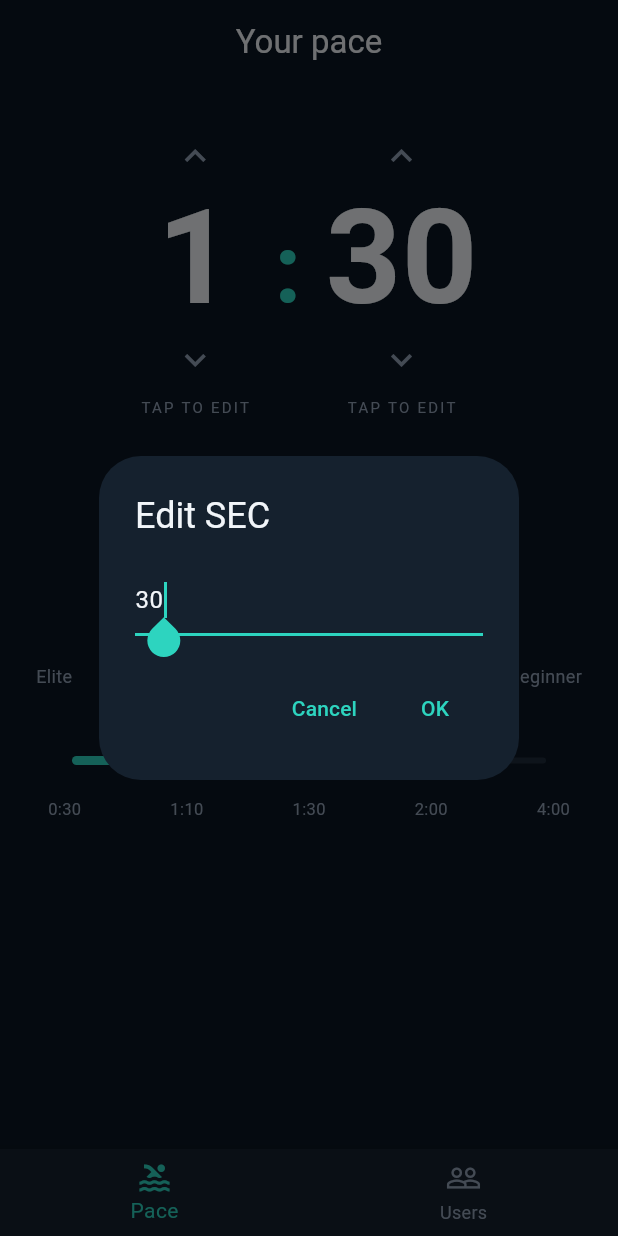
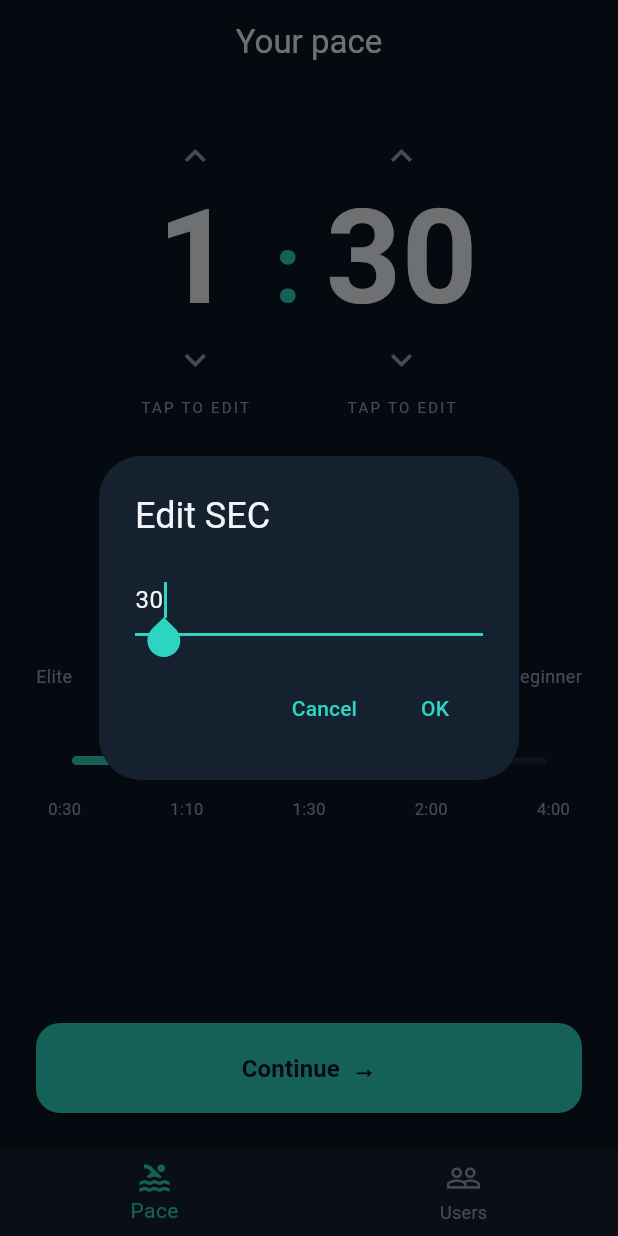
Before and after one commit to Towikk01/swim-test-task, a Flutter app: the screen it shows after launch, after a tap on the "keyboard arrow up" icon, after a tap on the "keyboard arrow down" icon, after a tap on "30", on a phone screen of 412 x 824 dp. Run offline on Flutter 3.47's test engine with Material 3 defaults, Android fonts, the phone set to English and light mode, and no system bars; our stand-ins replace dio, equatable, flutter_bloc, get_it, stream_transform; network calls fail.

Commit message:
feat(pace): submit pace via debounced POST with loading and error states

```diff
--- /dev/null
+++ b/lib/core/di/service_locator.dart
@@ -0,0 +1,16 @@
+import 'package:dio/dio.dart';
+import 'package:get_it/get_it.dart';
+
+import '../../features/pace/data/pace_repository.dart';
+import '../network/dio_client.dart';
+
+final getIt = GetIt.instance;
+
+/// Registers stateless, app-wide services (networking, repositories).
+/// Blocs are intentionally NOT registered here — they live in the widget
+/// tree via BlocProvider so their lifecycle (close()) is handled correctly.
+void setupServiceLocator() {
+  getIt
+    ..registerLazySingleton<Dio>(createDio)
+    ..registerLazySingleton<PaceRepository>(() => PaceRepository(getIt<Dio>()));
+}
--- /dev/null
+++ b/lib/core/network/dio_client.dart
@@ -0,0 +1,13 @@
+import 'package:dio/dio.dart';
+
+/// Single configured Dio instance for the app.
+Dio createDio() {
+  return Dio(
+    BaseOptions(
+      baseUrl: 'https://jsonplaceholder.typicode.com',
+      connectTimeout: const Duration(seconds: 10),
+      receiveTimeout: const Duration(seconds: 10),
+      headers: {'Content-Type': 'application/json'},
+    ),
+  );
+}
--- /dev/null
+++ b/lib/features/pace/data/pace_repository.dart
@@ -0,0 +1,17 @@
+import 'package:dio/dio.dart';
+
+/// Sends the selected pace to the backend.
+class PaceRepository {
+  PaceRepository(this._dio);
+
+  final Dio _dio;
+
+  /// POST /posts with body `{ "pace_seconds": ... }`.
+  /// Throws [DioException] on any network/HTTP failure.
+  Future<void> submitPace(int paceSeconds) async {
+    await _dio.post<void>(
+      '/posts',
+      data: {'pace_seconds': paceSeconds},
+    );
+  }
+}
--- a/lib/features/pace/presentation/bloc/pace_bloc.dart
+++ b/lib/features/pace/presentation/bloc/pace_bloc.dart
@@ -1,16 +1,27 @@
 import 'package:equatable/equatable.dart';
 import 'package:flutter_bloc/flutter_bloc.dart';
+import 'package:stream_transform/stream_transform.dart';
+import 'package:test_task_swim/features/pace/data/pace_repository.dart';
 import 'package:test_task_swim/features/pace/domain/pace_range.dart';
 import 'package:test_task_swim/features/pace/domain/swimmer_level.dart';
 
 part "pace_event.dart";
 part "pace_state.dart";
 
+EventTransformer<E> _debounce<E>(Duration d) =>
+    (events, mapper) => events.debounce(d).switchMap(mapper);
+
 class PaceBloc extends Bloc<PaceEvent, PaceState> {
-  PaceBloc() : super(const PaceState(totalSeconds: PaceRange.defaultSeconds)) {
+  final PaceRepository _repository;
+  PaceBloc(this._repository)
+    : super(const PaceState(totalSeconds: PaceRange.defaultSeconds)) {
     on<PaceTotalChanged>(_onTotalChanged);
     on<PaceMinutesEntered>(_onMinutesEntered);
     on<PaceSecondsEntered>(_onSecondsEntered);
+    on<PaceSubmitted>(
+      _onSubmitted,
+      transformer: _debounce(const Duration(milliseconds: 500)),
+    );
   }
 
   void _emitClamped(Emitter<PaceState> emit, int seconds) {
@@ -20,14 +31,32 @@ class PaceBloc extends Bloc<PaceEvent, PaceState> {
 
   void _onTotalChanged(PaceTotalChanged e, Emitter<PaceState> emit) {
     _emitClamped(emit, e.totalSeconds);
+    add(const PaceSubmitted()); // ← только в валидной ветке
   }
 
   void _onSecondsEntered(PaceSecondsEntered e, Emitter<PaceState> emit) {
     if (e.seconds < 0 || e.seconds > 59) return;
     _emitClamped(emit, state.minutes * 60 + e.seconds);
+    add(const PaceSubmitted()); // ← только в валидной ветке
   }
 
   void _onMinutesEntered(PaceMinutesEntered e, Emitter<PaceState> emit) {
     _emitClamped(emit, e.minutes * 60 + state.seconds);
+    add(const PaceSubmitted()); // ← только в валидной ветке
+  }
+
+  Future<void> _onSubmitted(PaceSubmitted e, Emitter<PaceState> emit) async {
+    emit(state.copyWith(status: PaceSubmitStatus.loading));
+    try {
+      await _repository.submitPace(state.totalSeconds);
+      emit(state.copyWith(status: PaceSubmitStatus.success));
+    } catch (_) {
+      emit(
+        state.copyWith(
+          status: PaceSubmitStatus.failure,
+          error: 'Failed to save pace. Check your connection.',
+        ),
+      );
+    }
   }
 }
--- a/lib/features/pace/presentation/bloc/pace_event.dart
+++ b/lib/features/pace/presentation/bloc/pace_event.dart
@@ -14,6 +14,10 @@ class PaceTotalChanged extends PaceEvent {
   List<Object?> get props => [totalSeconds];
 }
 
+class PaceSubmitted extends PaceEvent {
+  const PaceSubmitted();
+}
+
 class PaceMinutesEntered extends PaceEvent {
   const PaceMinutesEntered(this.minutes);
   final int minutes;
--- a/lib/features/pace/presentation/bloc/pace_state.dart
+++ b/lib/features/pace/presentation/bloc/pace_state.dart
@@ -1,23 +1,34 @@
 part of 'pace_bloc.dart';
 
-
-
-
+enum PaceSubmitStatus { idle, loading, success, failure }
 
 class PaceState extends Equatable {
-  const PaceState({required this.totalSeconds});
+  const PaceState({
+    required this.totalSeconds,
+    this.status = PaceSubmitStatus.idle,
+    this.error,
+  });
 
-  /// Currently selected pace, in seconds (always within [PaceRange]).
   final int totalSeconds;
+  final PaceSubmitStatus status;
+  final String? error;
 
   int get minutes => totalSeconds ~/ 60;
   int get seconds => totalSeconds % 60;
   SwimmerLevel get level => SwimmerLevel.fromSeconds(totalSeconds);
 
-  PaceState copyWith({int? totalSeconds}) {
-    return PaceState(totalSeconds: totalSeconds ?? this.totalSeconds);
+  PaceState copyWith({
+    int? totalSeconds,
+    PaceSubmitStatus? status,
+    String? error,
+  }) {
+    return PaceState(
+      totalSeconds: totalSeconds ?? this.totalSeconds,
+      status: status ?? this.status,
+      error: error ?? this.error,
+    );
   }
 
   @override
-  List<Object?> get props => [totalSeconds];
+  List<Object?> get props => [totalSeconds, status, error];
 }
--- a/lib/features/pace/presentation/view/pace_screen.dart
+++ b/lib/features/pace/presentation/view/pace_screen.dart
@@ -1,19 +1,22 @@
 import 'package:flutter/material.dart';
 import 'package:flutter_bloc/flutter_bloc.dart';
+import 'package:test_task_swim/core/di/service_locator.dart';
+import 'package:test_task_swim/core/theme/app_theme.dart';
+import 'package:test_task_swim/features/pace/data/pace_repository.dart';
 import 'package:test_task_swim/features/pace/presentation/bloc/pace_bloc.dart';
 import 'package:test_task_swim/features/pace/presentation/widgets/caption.dart';
 import 'package:test_task_swim/features/pace/presentation/widgets/level_badge.dart';
 import 'package:test_task_swim/features/pace/presentation/widgets/pace_display.dart';
 import 'package:test_task_swim/features/pace/presentation/widgets/pace_slider.dart';
+import 'package:test_task_swim/features/pace/presentation/widgets/swimmer_level_color.dart';
 
-/// Placeholder — the pace selector UI is implemented in a later commit.
 class PaceScreen extends StatelessWidget {
   const PaceScreen({super.key});
 
   @override
   Widget build(BuildContext context) {
     return BlocProvider(
-      create: (context) => PaceBloc(),
+      create: (context) => PaceBloc(getIt<PaceRepository>()),
       child: const PaceView(),
     );
   }
@@ -26,7 +29,60 @@ class PaceView extends StatelessWidget {
   Widget build(BuildContext context) {
     return Scaffold(
       appBar: AppBar(title: const Text('Your pace')),
-      body: BlocBuilder<PaceBloc, PaceState>(
+      bottomNavigationBar: BlocBuilder<PaceBloc, PaceState>(
+        builder: (context, state) {
+          return Padding(
+            padding: const EdgeInsets.all(24.0),
+            child: SizedBox(
+              width: double.infinity,
+              child: TweenAnimationBuilder<Color?>(
+                duration: const Duration(milliseconds: 250),
+                tween: ColorTween(end: state.level.color),
+                builder: (context, color, child) => ElevatedButton(
+                  style: ElevatedButton.styleFrom(
+                    backgroundColor: color,
+                    foregroundColor: AppColors.background,
+                    padding: const EdgeInsets.symmetric(vertical: 18),
+                    shape: RoundedRectangleBorder(
+                      borderRadius: BorderRadius.circular(16),
+                    ),
+                  ),
+                  onPressed: state.status == PaceSubmitStatus.loading
+                      ? null
+                      : () =>
+                            context.read<PaceBloc>().add(const PaceSubmitted()),
+                  child: state.status == PaceSubmitStatus.loading
+                      ? const SizedBox(
+                          height: 20,
+                          width: 20,
+                          child: CircularProgressIndicator(strokeWidth: 2),
+                        )
+                      : const Text(
+                          'Continue  →',
+                          style: TextStyle(
+                            fontSize: 16,
+                            fontWeight: FontWeight.bold,
+                          ),
+                        ),
+                ),
+              ),
+            ),
+          );
+        },
+      ),
+
+      body: BlocConsumer<PaceBloc, PaceState>(
+        listenWhen: (prev, curr) => prev.status != curr.status,
+        listener: (context, state) {
+          if (state.status == PaceSubmitStatus.failure) {
+            ScaffoldMessenger.of(context).showSnackBar(
+              SnackBar(
+                content: Text(state.error ?? 'Something went wrong'),
+                backgroundColor: AppColors.error,
+              ),
+            );
+          }
+        },
         builder: (context, state) {
           return Padding(
             padding: const EdgeInsets.all(24.0),
@@ -34,11 +90,11 @@ class PaceView extends StatelessWidget {
               spacing: 24,
               mainAxisAlignment: MainAxisAlignment.center,
               children: [
-                PaceDisplay(state: state), // шаг 3.3
+                PaceDisplay(state: state),
                 const Caption(text: 'MIN : SEC / 100M'),
                 const Caption(text: 'THAT PUTS YOU AT'),
-                LevelBadge(level: state.level), // позже
-                PaceSlider(state: state), // позже
+                LevelBadge(level: state.level),
+                PaceSlider(state: state),
                 const Spacer(),
               ],
             ),
--- /dev/null
+++ b/lib/features/pace/presentation/widgets/swimmer_level_color.dart
@@ -0,0 +1,17 @@
+import 'package:flutter/material.dart';
+
+import '../../domain/swimmer_level.dart';
+
+/// Presentation-only mapping of a swimmer level to an accent color.
+/// Kept out of the domain enum so `SwimmerLevel` stays UI-agnostic.
+///
+/// The scale climbs from calm blue (Beginner) to premium gold (Elite) —
+/// the faster the pace, the "cooler" the color.
+extension SwimmerLevelColor on SwimmerLevel {
+  Color get color => switch (this) {
+        SwimmerLevel.beginner => const Color(0xFF60A5FA), // blue
+        SwimmerLevel.intermediate => const Color(0xFF2DD4BF), // teal
+        SwimmerLevel.advanced => const Color(0xFF34D399), // emerald
+        SwimmerLevel.elite => const Color(0xFFFBBF24), // gold
+      };
+}
--- a/lib/main.dart
+++ b/lib/main.dart
@@ -1,7 +1,10 @@
 import 'package:flutter/material.dart';
+import 'package:test_task_swim/core/di/service_locator.dart';
 
 import 'app.dart';
 
 void main() {
+  WidgetsFlutterBinding.ensureInitialized();
+  setupServiceLocator();
   runApp(const SwimApp());
 }
--- a/pubspec.yaml
+++ b/pubspec.yaml
@@ -37,6 +37,8 @@ dependencies:
   flutter_bloc: ^9.1.1
   dio: ^5.9.2
   equatable: ^2.0.8
+  stream_transform: ^2.1.1
+  get_it: ^9.2.1
 
 dev_dependencies:
   flutter_test:
```
Also changed, not shown: pubspec.lock.
